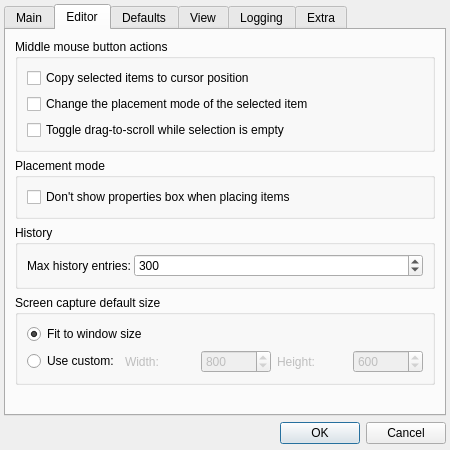
First picture: the form in Editor/main_window/tools/app_settings.ui, repository WohlSoft/Moondust-Project, before the edit.
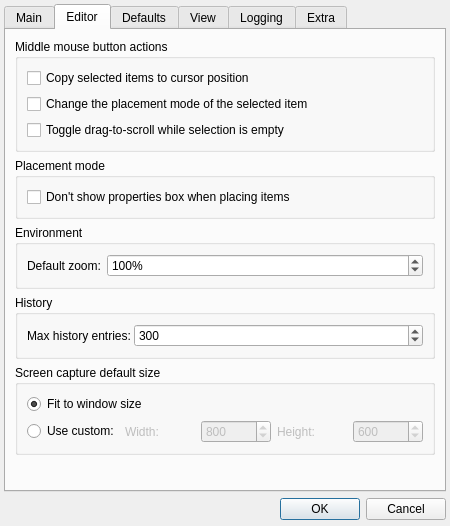
Second picture: the form after the edit. The open tabs and pages were chosen to show the change. Icons and pictures are not drawn.

Commit message: Editor: Added ability to set initial zoom value Issue #249 Also, check issue #232 for the clash of radio-boxes

```diff
--- a/Editor/main_window/tools/app_settings.ui
+++ b/Editor/main_window/tools/app_settings.ui
@@ -7,7 +7,7 @@
     <x>0</x>
     <y>0</y>
     <width>450</width>
-    <height>450</height>
+    <height>526</height>
    </rect>
   </property>
   <property name="minimumSize">
@@ -358,7 +358,7 @@
          </layout>
         </widget>
        </item>
-       <item row="4" column="0">
+       <item row="5" column="0">
         <spacer name="verticalSpacer_4">
          <property name="orientation">
           <enum>Qt::Vertical</enum>
@@ -371,7 +371,7 @@
          </property>
         </spacer>
        </item>
-       <item row="2" column="0">
+       <item row="3" column="0">
         <widget class="QGroupBox" name="groupBox_9">
          <property name="title">
           <string>History</string>
@@ -406,7 +406,7 @@
          </layout>
         </widget>
        </item>
-       <item row="3" column="0">
+       <item row="4" column="0">
         <widget class="QGroupBox" name="groupBox_10">
          <property name="title">
           <string>Screen capture default size</string>
@@ -484,6 +484,41 @@
          </layout>
         </widget>
        </item>
+       <item row="2" column="0">
+        <widget class="QGroupBox" name="groupBox_11">
+         <property name="title">
+          <string>Environment</string>
+         </property>
+         <layout class="QFormLayout" name="formLayout">
+          <item row="0" column="0">
+           <widget class="QLabel" name="defaultZoomLabel">
+            <property name="text">
+             <string>Default zoom:</string>
+            </property>
+           </widget>
+          </item>
+          <item row="0" column="1">
+           <widget class="QSpinBox" name="defaultZoom">
+            <property name="toolTip">
+             <string>Default zoom which will be installed on file opening or file creation.</string>
+            </property>
+            <property name="suffix">
+             <string notr="true">%</string>
+            </property>
+            <property name="minimum">
+             <number>20</number>
+            </property>
+            <property name="maximum">
+             <number>1882</number>
+            </property>
+            <property name="value">
+             <number>100</number>
+            </property>
+           </widget>
+          </item>
+         </layout>
+        </widget>
+       </item>
       </layout>
      </widget>
      <widget class="QWidget" name="tabDefaults">
```
Left out of the diff: 6 changed lines with no effect on the pictures. The commit also changes 21 other files.
